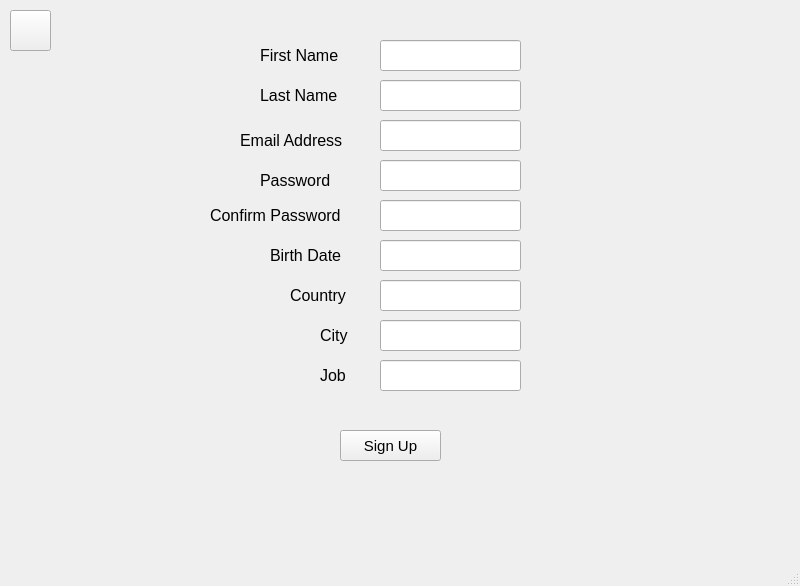
Qt form front end/create_account.ui (Eugeo101/Commerce-Marketplace-system) before a commit.
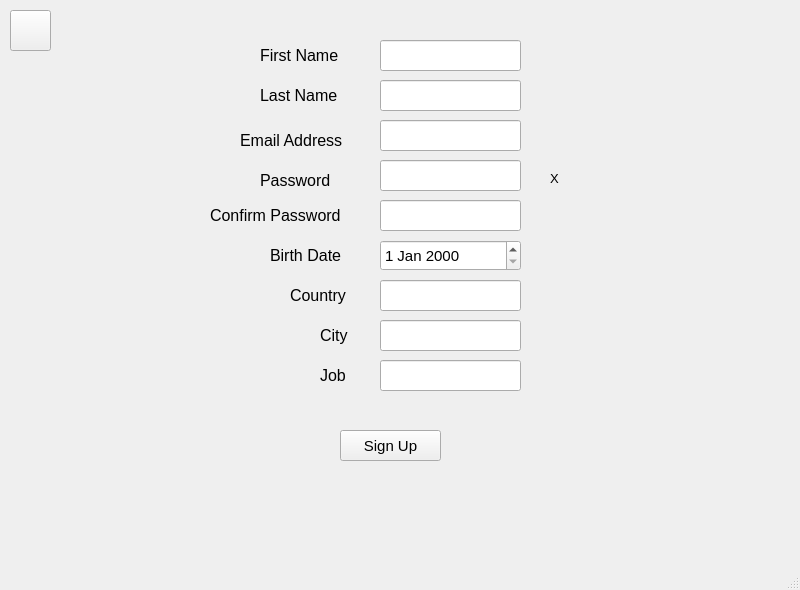
The same form after that commit.

Commit message: adding back buttons

```diff
--- a/front end/create_account.ui
+++ b/front end/create_account.ui
@@ -7,7 +7,7 @@
     <x>0</x>
     <y>0</y>
     <width>800</width>
-    <height>586</height>
+    <height>590</height>
    </rect>
   </property>
   <property name="windowTitle">
@@ -181,16 +181,6 @@
      </rect>
     </property>
    </widget>
-   <widget class="QLineEdit" name="bdatein">
-    <property name="geometry">
-     <rect>
-      <x>380</x>
-      <y>240</y>
-      <width>141</width>
-      <height>31</height>
-     </rect>
-    </property>
-   </widget>
    <widget class="QLabel" name="countrylabel">
     <property name="geometry">
      <rect>
@@ -312,6 +302,42 @@
      <string/>
     </property>
    </widget>
+   <widget class="QDateEdit" name="bdatein">
+    <property name="geometry">
+     <rect>
+      <x>380</x>
+      <y>240</y>
+      <width>141</width>
+      <height>31</height>
+     </rect>
+    </property>
+    <property name="font">
+     <font>
+      <pointsize>11</pointsize>
+     </font>
+    </property>
+   </widget>
+   <widget class="QLabel" name="passinfo">
+    <property name="geometry">
+     <rect>
+      <x>550</x>
+      <y>170</y>
+      <width>21</width>
+      <height>16</height>
+     </rect>
+    </property>
+    <property name="font">
+     <font>
+      <pointsize>10</pointsize>
+     </font>
+    </property>
+    <property name="cursor">
+     <cursorShape>PointingHandCursor</cursorShape>
+    </property>
+    <property name="text">
+     <string>X</string>
+    </property>
+   </widget>
   </widget>
   <widget class="QMenuBar" name="menubar">
    <property name="geometry">
```
The commit also changes 3 other files.
